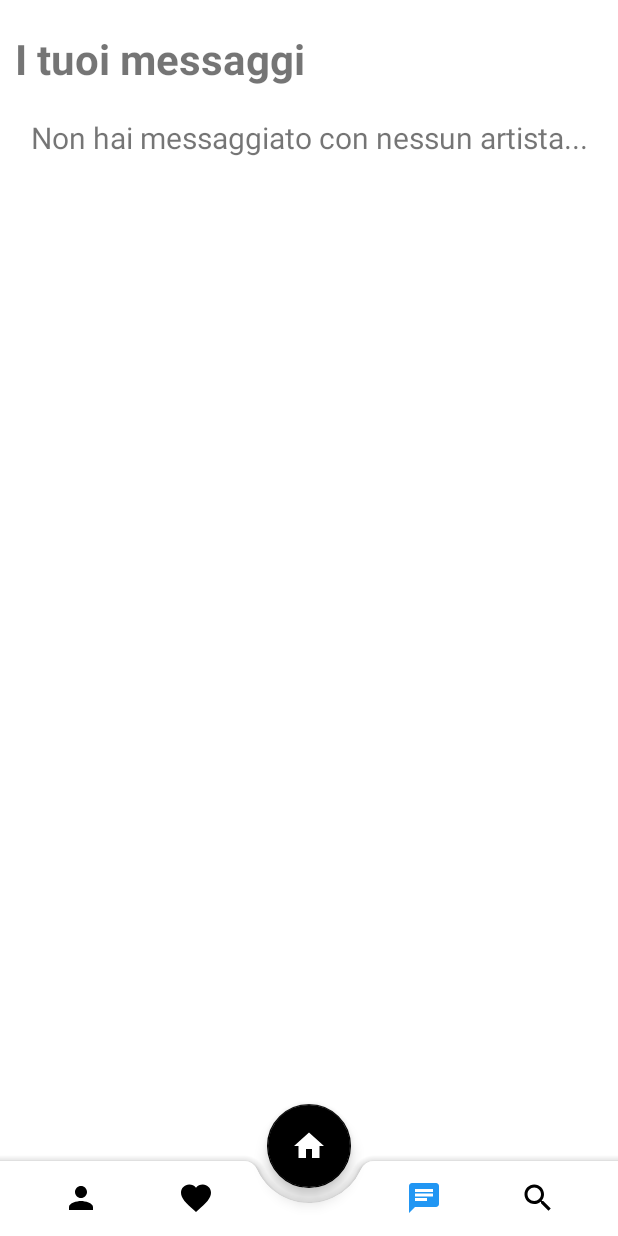
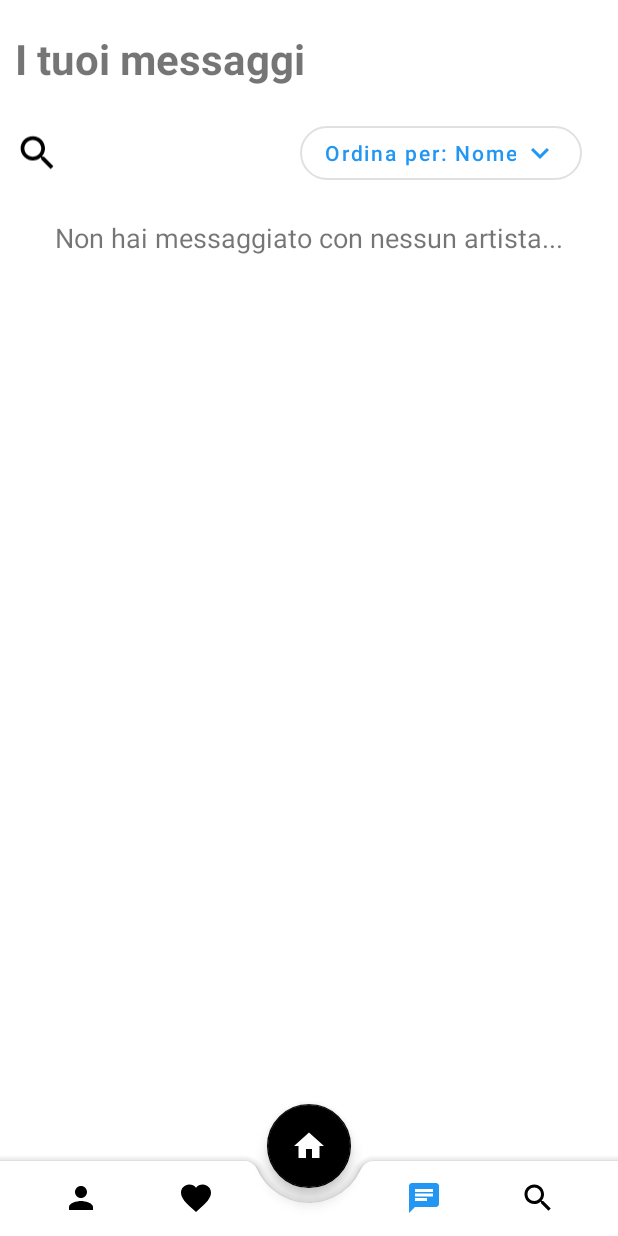
Before and after one commit to alessandrofloris/ProgettoIum, an Android app: the Chat screen opened directly, with no data from a screen before it, on a phone screen of 412 x 824 dp. Run offline under Robolectric (Android 15) with nearby library versions, the phone set to English and light mode, and no system bars.

Commit message:
SearchBar chat

```diff
--- a/app/src/main/java/com/example/progetto/Artist.java
+++ b/app/src/main/java/com/example/progetto/Artist.java
@@ -22,7 +22,6 @@ public class Artist implements Serializable {
     private ArrayList<Video> videos;
     private ArrayList<Photo> photos;
     private ArrayList<Audio> audios;
-
 
     public Artist(Integer idArtist, String nome, String cognome, String nomeDarte, Integer imgID, String dataNascita, String cittaResidenza, Locations regioneResidenza, Genres[] generi, ArrayList<Video> videos, ArrayList<Photo> photos, ArrayList<Audio> audios) {
         this.idArtist = idArtist;
--- a/app/src/main/java/com/example/progetto/Chat.java
+++ b/app/src/main/java/com/example/progetto/Chat.java
@@ -47,6 +47,23 @@ public class Chat extends AppCompatActivity {
         chatAdapter = new ChatAdapter(this, textedArtists);
         chatRecyclerView.setAdapter(chatAdapter);
         chatRecyclerView.setLayoutManager(new LinearLayoutManager(this));
+
+
+
+
+        findViewById(R.id.sortBy).setOnClickListener(new View.OnClickListener() {
+            @Override
+            public void onClick(View view) {
+                Snackbar.make(view, "Funzionalità non implementata.", Snackbar.LENGTH_SHORT).show();
+            }
+        });
+
+        findViewById(R.id.search_texted).setOnClickListener(new View.OnClickListener() {
+            @Override
+            public void onClick(View view) {
+                Snackbar.make(view, "Funzionalità non implementata.", Snackbar.LENGTH_SHORT).show();
+            }
+        });
 
 
 
--- a/app/src/main/res/layout/activity_chat.xml
+++ b/app/src/main/res/layout/activity_chat.xml
@@ -29,23 +29,59 @@
                 app:layout_constraintTop_toTopOf="parent"
                 android:layout_marginBottom="20dp"/>
 
+            <LinearLayout
+                android:layout_width="wrap_content"
+                android:layout_height="wrap_content"
+                android:orientation="horizontal">
+
+                <ImageView
+                    android:id="@+id/search_texted"
+                    android:layout_gravity="start"
+                    android:layout_width="wrap_content"
+                    android:layout_height="match_parent"
+                    android:src="@drawable/icon_selector_search"
+                    android:layout_marginStart="10dp"/>
+                <Space
+                    android:layout_width="160dp"
+                    android:layout_height="match_parent"/>
+
+                <com.google.android.material.button.MaterialButton
+                    android:layout_gravity="end"
+                    android:id="@+id/sortBy"
+                    android:layout_width="wrap_content"
+                    android:layout_height="wrap_content"
+                    android:text="Ordina per: Nome"
+                    android:textAllCaps="false"
+                    android:textColor="@color/azzurrinoboh"
+                    app:cornerRadius="50dp"
+                    app:rippleColor="@color/azzurrinoboh"
+                    app:iconTint="@color/azzurrinoboh"
+                    app:iconGravity="end"
+                    app:icon="@drawable/icon_downarrow"
+                    style="@style/Widget.MaterialComponents.Button.OutlinedButton"/>
+
+
+            </LinearLayout>
+
+
+                <androidx.recyclerview.widget.RecyclerView
+                    android:id="@+id/chat_recycler"
+                    android:layout_marginTop="10dp"
+                    android:layout_width="match_parent"
+                    android:layout_height="match_parent"
+                    app:layout_constraintBottom_toTopOf="@id/bottom_menu"/>
+
 
             <TextView
                 android:id="@+id/notTextedYet"
                 android:layout_width="match_parent"
                 android:layout_height="wrap_content"
+                android:layout_margin="10dp"
                 android:text="Non hai messaggiato con nessun artista..."
-                android:textSize="20dp"
+                android:textSize="18dp"
                 android:gravity="center"
+                android:textAlignment="center"
                 android:visibility="visible"/>
-
-                <androidx.recyclerview.widget.RecyclerView
-                    android:id="@+id/chat_recycler"
-                    android:layout_width="match_parent"
-                    android:layout_height="match_parent"
-                    app:layout_constraintBottom_toTopOf="@id/bottom_menu"/>
-
-
         </LinearLayout>
 
     </ScrollView>
```
